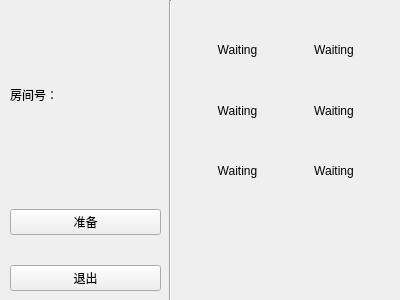
Above: waiting_room.ui from StopInvolution/ChineseCheckers before the change. Below: the same form after it.
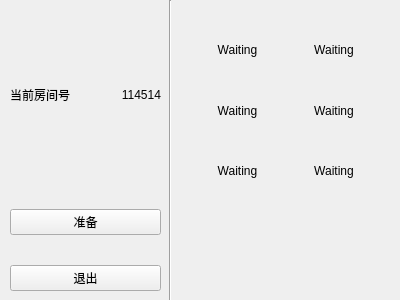
That is the form after the change.

```diff
--- a/waiting_room.ui
+++ b/waiting_room.ui
@@ -52,11 +52,25 @@
      <number>10</number>
     </property>
     <item>
+     <layout class="QHBoxLayout" name="horizontalLayout">
+      <item>
+       <widget class="QLabel" name="label">
+        <property name="text">
+         <string>当前房间号</string>
+        </property>
+       </widget>
+      </item>
+      <item>
      <widget class="QLabel" name="label_roomID">
       <property name="text">
-       <string>房间号：</string>
-      </property>
-     </widget>
+         <string>114514</string>
+        </property>
+        <property name="alignment">
+         <set>Qt::AlignRight|Qt::AlignTrailing|Qt::AlignVCenter</set>
+        </property>
+       </widget>
+      </item>
+     </layout>
     </item>
     <item>
      <widget class="QPushButton" name="ready_pushButton">
```
Lines whose indentation alone changed are shown as unchanged.
